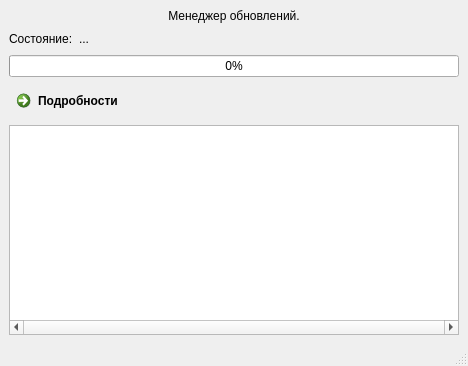
Qt form mainwindow.ui (Riflio/Updatus) before a commit.
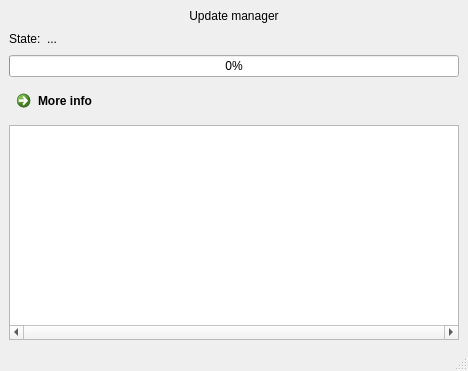
The same form after that commit.

Commit message: + Добавили вывод текущей версии в UI

Diff of the .ui file:
```diff
--- a/mainwindow.ui
+++ b/mainwindow.ui
@@ -7,7 +7,7 @@
     <x>0</x>
     <y>0</y>
     <width>468</width>
-    <height>366</height>
+    <height>371</height>
    </rect>
   </property>
   <property name="sizePolicy">
@@ -45,7 +45,7 @@
     <item>
      <widget class="QLabel" name="lblAbout">
       <property name="text">
-       <string>Менеджер обновлений.</string>
+       <string>Update manager</string>
       </property>
       <property name="alignment">
        <set>Qt::AlignCenter</set>
@@ -57,7 +57,7 @@
       <item>
        <widget class="QLabel" name="lblCurrentActionDescr">
         <property name="text">
-         <string>Состояние:</string>
+         <string>State:</string>
         </property>
        </widget>
       </item>
@@ -93,7 +93,7 @@
     <item>
      <widget class="QCommandLinkButton" name="logBtnShow">
       <property name="text">
-       <string>Подробности</string>
+       <string>More info</string>
       </property>
      </widget>
     </item>
```
The commit also changes 1 other file.
